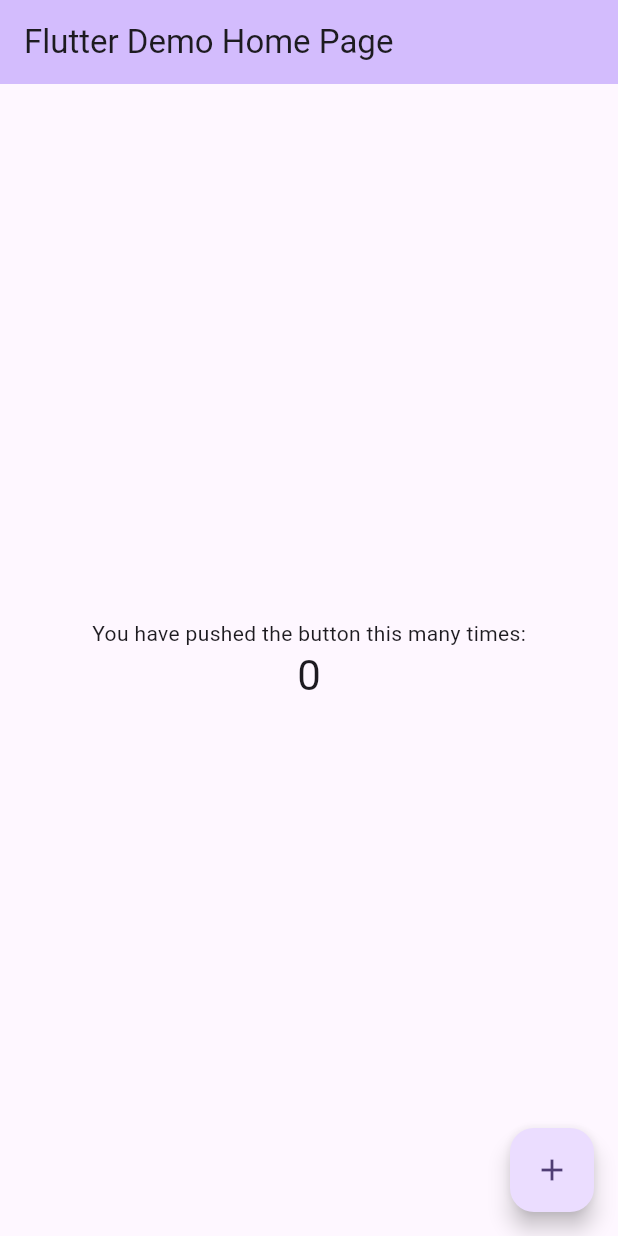
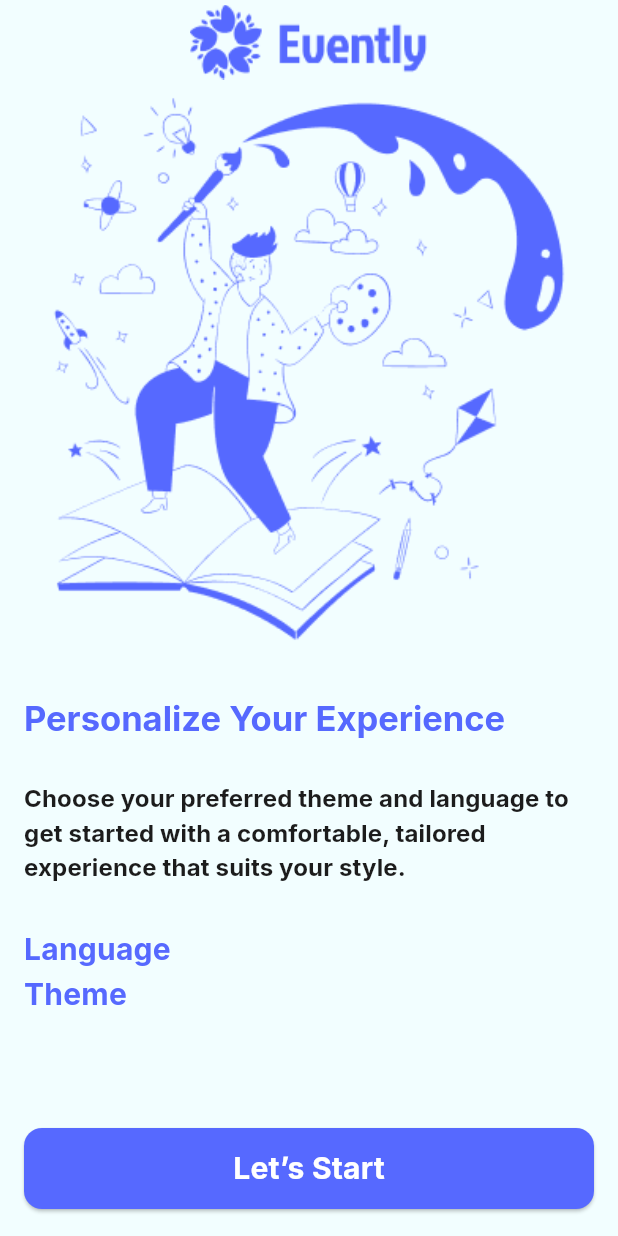
Before and after one commit to Ahmed20hassan/eventPlanningApp, a Flutter app: the screen it shows after launch, on a phone screen of 412 x 824 dp. Run offline on Flutter 3.47's test engine with Material 3 defaults, Android fonts, the phone set to English and light mode, and no system bars; our stand-ins replace google_fonts.

Commit message:
add assets and light dark them

```diff
--- a/lib/main.dart
+++ b/lib/main.dart
@@ -1,4 +1,8 @@
 import 'package:flutter/material.dart';
+import 'package:todo/screens/lets_go_screen.dart';
+import 'package:todo/theme/dark_theme.dart';
+import 'package:todo/theme/light_theme.dart';
+import 'package:todo/theme/theme.dart';
 
 void main() {
   runApp(const MyApp());
@@ -10,116 +14,17 @@ class MyApp extends StatelessWidget {
   // This widget is the root of your application.
   @override
   Widget build(BuildContext context) {
+    BaseTheme theme=LightTheme();
+    BaseTheme darkTheme=DarkTheme();
     return MaterialApp(
-      title: 'Flutter Demo',
-      theme: ThemeData(
-        // This is the theme of your application.
-        //
-        // TRY THIS: Try running your application with "flutter run". You'll see
-        // the application has a purple toolbar. Then, without quitting the app,
-        // try changing the seedColor in the colorScheme below to Colors.green
-        // and then invoke "hot reload" (save your changes or press the "hot
-        // reload" button in a Flutter-supported IDE, or press "r" if you used
-        // the command line to start the app).
-        //
-        // Notice that the counter didn't reset back to zero; the application
-        // state is not lost during the reload. To reset the state, use hot
-        // restart instead.
-        //
-        // This works for code too, not just values: Most code changes can be
-        // tested with just a hot reload.
-        colorScheme: ColorScheme.fromSeed(seedColor: Colors.deepPurple),
-        useMaterial3: true,
-      ),
-      home: const MyHomePage(title: 'Flutter Demo Home Page'),
+      darkTheme: darkTheme.themeData,
+      theme: theme.themeData,
+      themeMode: ThemeMode.light,
+      debugShowCheckedModeBanner: false,
+      initialRoute: IntroductionScreen.routname,
+      routes: {
+        IntroductionScreen.routname:(context)=>IntroductionScreen()
+      },
     );
   }
 }
-
-class MyHomePage extends StatefulWidget {
-  const MyHomePage({super.key, required this.title});
-
-  // This widget is the home page of your application. It is stateful, meaning
-  // that it has a State object (defined below) that contains fields that affect
-  // how it looks.
-
-  // This class is the configuration for the state. It holds the values (in this
-  // case the title) provided by the parent (in this case the App widget) and
-  // used by the build method of the State. Fields in a Widget subclass are
-  // always marked "final".
-
-  final String title;
-
-  @override
-  State<MyHomePage> createState() => _MyHomePageState();
-}
-
-class _MyHomePageState extends State<MyHomePage> {
-  int _counter = 0;
-
-  void _incrementCounter() {
-    setState(() {
-      // This call to setState tells the Flutter framework that something has
-      // changed in this State, which causes it to rerun the build method below
-      // so that the display can reflect the updated values. If we changed
-      // _counter without calling setState(), then the build method would not be
-      // called again, and so nothing would appear to happen.
-      _counter++;
-    });
-  }
-
-  @override
-  Widget build(BuildContext context) {
-    // This method is rerun every time setState is called, for instance as done
-    // by the _incrementCounter method above.
-    //
-    // The Flutter framework has been optimized to make rerunning build methods
-    // fast, so that you can just rebuild anything that needs updating rather
-    // than having to individually change instances of widgets.
-    return Scaffold(
-      appBar: AppBar(
-        // TRY THIS: Try changing the color here to a specific color (to
-        // Colors.amber, perhaps?) and trigger a hot reload to see the AppBar
-        // change color while the other colors stay the same.
-        backgroundColor: Theme.of(context).colorScheme.inversePrimary,
-        // Here we take the value from the MyHomePage object that was created by
-        // the App.build method, and use it to set our appbar title.
-        title: Text(widget.title),
-      ),
-      body: Center(
-        // Center is a layout widget. It takes a single child and positions it
-        // in the middle of the parent.
-        child: Column(
-          // Column is also a layout widget. It takes a list of children and
-          // arranges them vertically. By default, it sizes itself to fit its
-          // children horizontally, and tries to be as tall as its parent.
-          //
-          // Column has various properties to control how it sizes itself and
-          // how it positions its children. Here we use mainAxisAlignment to
-          // center the children vertically; the main axis here is the vertical
-          // axis because Columns are vertical (the cross axis would be
-          // horizontal).
-          //
-          // TRY THIS: Invoke "debug painting" (choose the "Toggle Debug Paint"
-          // action in the IDE, or press "p" in the console), to see the
-          // wireframe for each widget.
-          mainAxisAlignment: MainAxisAlignment.center,
-          children: <Widget>[
-            const Text(
-              'You have pushed the button this many times:',
-            ),
-            Text(
-              '$_counter',
-              style: Theme.of(context).textTheme.headlineMedium,
-            ),
-          ],
-        ),
-      ),
-      floatingActionButton: FloatingActionButton(
-        onPressed: _incrementCounter,
-        tooltip: 'Increment',
-        child: const Icon(Icons.add),
-      ), // This trailing comma makes auto-formatting nicer for build methods.
-    );
-  }
-}
--- /dev/null
+++ b/lib/screens/lets_go_screen.dart
@@ -0,0 +1,68 @@
+import 'package:flutter/material.dart';
+
+class IntroductionScreen extends StatelessWidget {
+  static const String routname='letsGoScreen';
+  const IntroductionScreen({super.key});
+
+  @override
+  Widget build(BuildContext context) {
+    return Scaffold(
+      appBar: AppBar(
+        title: Image.asset("assets/images/app_loge.png"),
+      ),
+      bottomNavigationBar:  Padding(
+        padding: const EdgeInsets.only(
+          right: 16,left: 16,bottom: 18
+        ),
+        child: ElevatedButton(
+
+          style: ElevatedButton.styleFrom(
+            padding: EdgeInsets.symmetric(vertical: 12),
+            shape: RoundedRectangleBorder(
+                borderRadius: BorderRadius.circular(12)
+            ),
+            backgroundColor: Color(0xFF5669FF),
+          ),
+          onPressed: (){},
+          child: Text('Let’s Start',
+            style: Theme.of(context).textTheme.titleMedium!.copyWith(
+                color: Colors.white
+            ),),
+        ),
+      ) ,
+      body: Padding(
+        padding: const EdgeInsets.symmetric(horizontal: 16),
+        child: Column(
+          crossAxisAlignment: CrossAxisAlignment.stretch,
+          children: [
+            Image.asset('assets/images/intro_img.png',
+            width: double.infinity,
+            fit: BoxFit.fill,),
+            SizedBox(height: 28,),
+            Text('Personalize Your Experience',
+            style: Theme.of(context).textTheme.titleLarge,),
+            SizedBox(height: 28,),
+            Text('Choose your preferred theme and language to get started with a '
+                'comfortable, tailored experience that suits your style.',
+            style: Theme.of(context).textTheme.titleSmall,),
+            SizedBox(height: 28,),
+            Row(
+              children: [
+                Text('Language',
+                style: Theme.of(context).textTheme.titleMedium,)
+              ],
+            ),
+            Row(
+              children: [
+                Text('Theme',
+                style: Theme.of(context).textTheme.titleMedium,)
+              ],
+            ),
+            SizedBox(height: 16,),
+
+          ],
+        ),
+      ),
+    );
+  }
+}
--- /dev/null
+++ b/lib/theme/dark_theme.dart
@@ -0,0 +1,60 @@
+import 'dart:ui';
+
+import 'package:flutter/material.dart';
+import 'package:flutter/src/material/theme_data.dart';
+import 'package:google_fonts/google_fonts.dart';
+import 'package:todo/theme/theme.dart';
+
+class DarkTheme extends BaseTheme{
+  @override
+  // TODO: implement backgroundcolor
+  Color get backgroundcolor => Color(0xFF101127);
+
+  @override
+  // TODO: implement primarycolor
+  Color get primarycolor => Color(0xFF5669FF);
+
+  @override
+  // TODO: implement textcolor
+  Color get textcolor => Color(0xFFF4EBDC);
+
+  @override
+  // TODO: implement themeData
+  ThemeData get themeData =>  ThemeData(
+      scaffoldBackgroundColor: backgroundcolor,
+      bottomNavigationBarTheme: BottomNavigationBarThemeData(
+        backgroundColor: backgroundcolor,
+        showSelectedLabels: true,
+        showUnselectedLabels: true,
+        type: BottomNavigationBarType.fixed,
+        selectedItemColor: Colors.white,
+        unselectedItemColor: Colors.white,
+
+      ),
+      appBarTheme: AppBarTheme(
+        backgroundColor: backgroundcolor,
+        centerTitle: true,
+        iconTheme: IconThemeData(
+            color:primarycolor
+        ),
+      ),
+      textTheme: TextTheme(
+        titleSmall: GoogleFonts.inter(
+          fontSize: 16,
+          fontWeight: FontWeight.bold,
+          color: textcolor,
+        ),
+        titleMedium: GoogleFonts.inter(
+          fontSize: 20,
+          fontWeight: FontWeight.bold,
+          color: primarycolor,
+        ),
+        titleLarge: GoogleFonts.inter(
+          fontSize: 23,
+          fontWeight: FontWeight.bold,
+          color: primarycolor,
+        ),
+      )
+  );
+
+}
--- /dev/null
+++ b/lib/theme/light_theme.dart
@@ -0,0 +1,60 @@
+import 'dart:ui';
+
+import 'package:flutter/material.dart';
+import 'package:flutter/src/material/theme_data.dart';
+import 'package:google_fonts/google_fonts.dart';
+import 'package:todo/theme/theme.dart';
+
+class LightTheme extends BaseTheme{
+  @override
+  // TODO: implement backgroundcolor
+  Color get backgroundcolor => Color(0xFFF2FEFF);
+
+  @override
+  // TODO: implement primarycolor
+  Color get primarycolor => Color(0xFF5669FF);
+
+  @override
+  // TODO: implement textcolor
+  Color get textcolor => Color(0xFF1C1C1C);
+
+  @override
+  // TODO: implement themeData
+  ThemeData get themeData => ThemeData(
+    scaffoldBackgroundColor: backgroundcolor,
+    bottomNavigationBarTheme: BottomNavigationBarThemeData(
+      backgroundColor: primarycolor,
+      showSelectedLabels: true,
+      showUnselectedLabels: true,
+      type: BottomNavigationBarType.fixed,
+      selectedItemColor: Colors.white,
+      unselectedItemColor: Colors.white,
+
+    ),
+    appBarTheme: AppBarTheme(
+      backgroundColor: backgroundcolor,
+      centerTitle: true,
+      iconTheme: IconThemeData(
+        color:primarycolor
+      ),
+    ),
+    textTheme: TextTheme(
+      titleSmall: GoogleFonts.inter(
+        fontSize: 16,
+        fontWeight: FontWeight.bold,
+        color: textcolor,
+      ),
+      titleMedium: GoogleFonts.inter(
+        fontSize: 20,
+        fontWeight: FontWeight.bold,
+        color: primarycolor,
+      ),
+      titleLarge: GoogleFonts.inter(
+        fontSize: 23,
+        fontWeight: FontWeight.bold,
+        color: primarycolor,
+      ),
+    )
+  );
+
+}
--- /dev/null
+++ b/lib/theme/theme.dart
@@ -0,0 +1,8 @@
+import 'package:flutter/material.dart';
+
+abstract class BaseTheme{
+  Color get primarycolor;
+  Color get backgroundcolor;
+  Color get textcolor;
+  ThemeData get themeData;
+}
--- a/pubspec.yaml
+++ b/pubspec.yaml
@@ -34,6 +34,7 @@ dependencies:
   # The following adds the Cupertino Icons font to your application.
   # Use with the CupertinoIcons class for iOS style icons.
   cupertino_icons: ^1.0.8
+  google_fonts: ^6.2.1
 
 dev_dependencies:
   flutter_test:
@@ -58,8 +59,8 @@ flutter:
   uses-material-design: true
 
   # To add assets to your application, add an assets section, like this:
-  # assets:
-  #   - images/a_dot_burr.jpeg
+  assets:
+    - assets/images/
   #   - images/a_dot_ham.jpeg
 
   # An image asset can refer to one or more resolution-specific "variants", see
```
Also changed, not shown: assets/images/2.0x/app_loge@2x.png (added), assets/images/2.0x/intro_img@2x.png (added), assets/images/3.0x/app_loge@3x.png (added), assets/images/3.0x/intro_img@3x.png (added), assets/images/app_loge.png (added), assets/images/intro_img.png (added), pubspec.lock, 1 other file.
